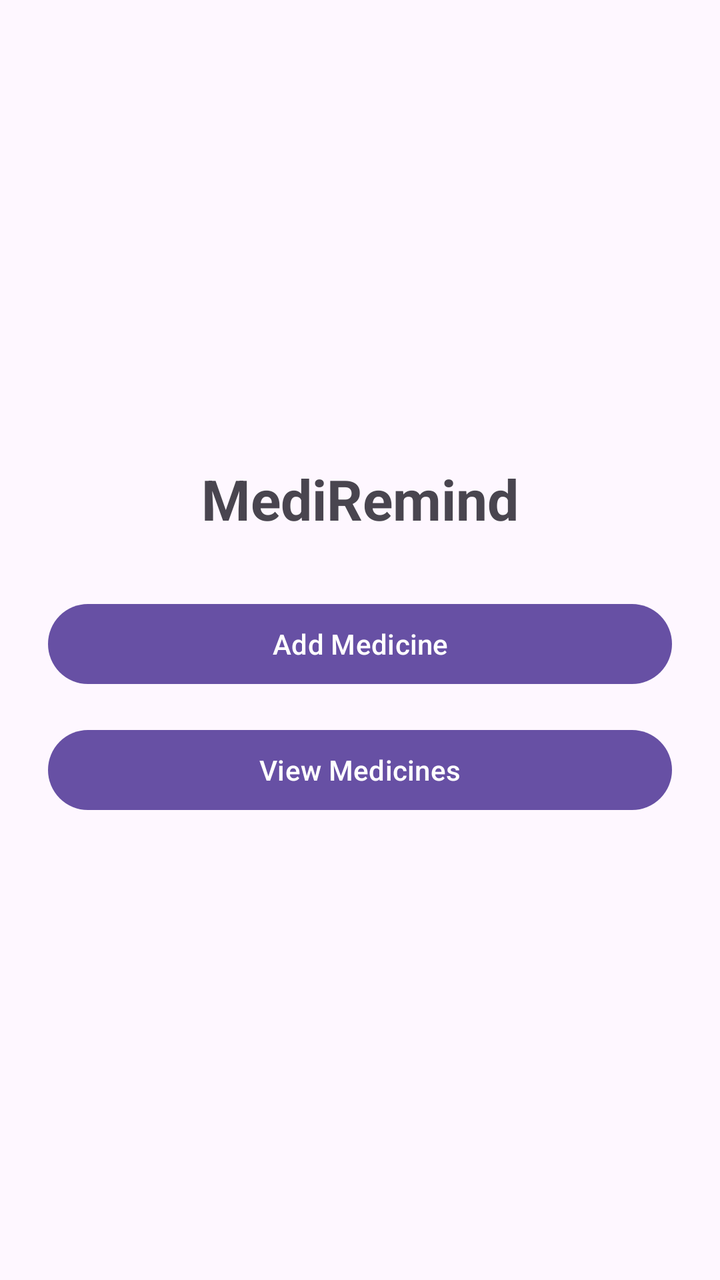
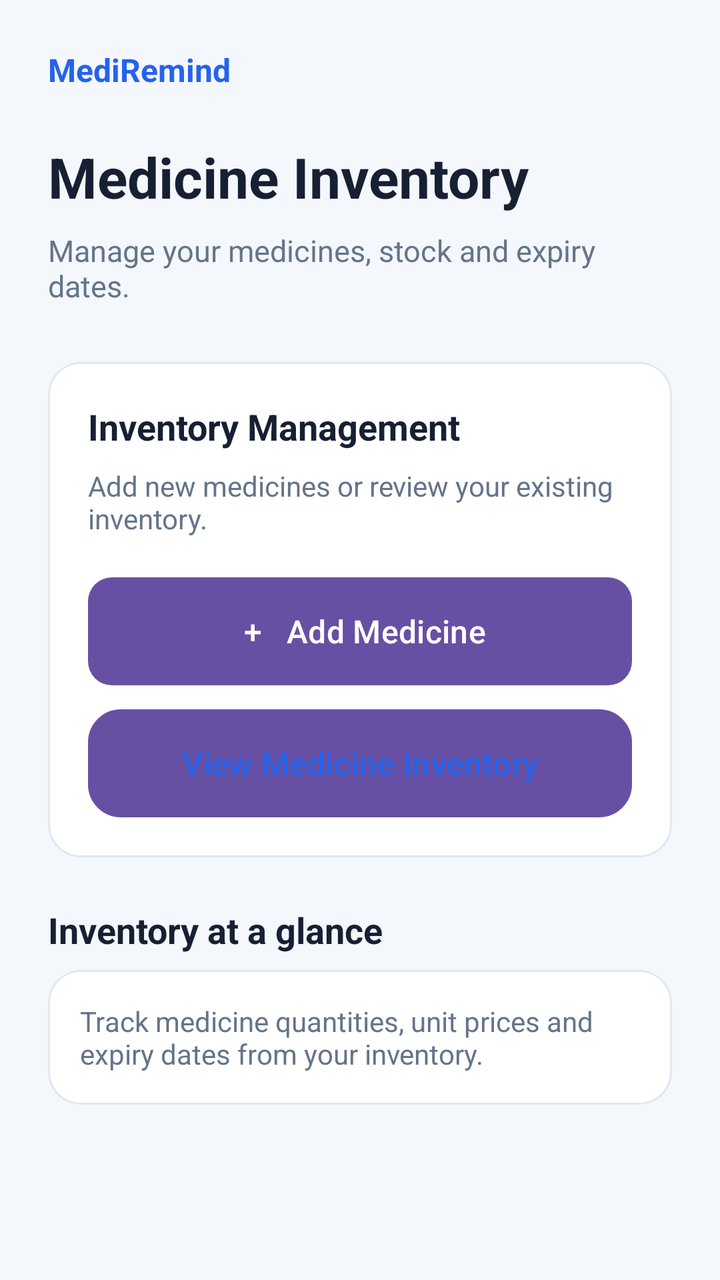

Two renders of the same Android screen: before a commit and after it. Below are the layout's source before the change and the commit's diff.
<!-- AndroidManifest.xml: application theme Theme.MediRemind -->
<!-- res/layout/activity_main.xml -->
<?xml version="1.0" encoding="utf-8"?>
<LinearLayout xmlns:android="http://schemas.android.com/apk/res/android"
    android:id="@+id/main"
    android:layout_width="match_parent"
    android:layout_height="match_parent"
    android:gravity="center"
    android:orientation="vertical"
    android:padding="24dp">

    <TextView
        android:layout_width="wrap_content"
        android:layout_height="wrap_content"
        android:text="MediRemind"
        android:textSize="28sp"
        android:textStyle="bold" />

    <Button
        android:id="@+id/btnAddMedicine"
        android:layout_width="match_parent"
        android:layout_height="wrap_content"
        android:layout_marginTop="30dp"
        android:text="Add Medicine" />

    <Button
        android:id="@+id/btnViewMedicines"
        android:layout_width="match_parent"
        android:layout_height="wrap_content"
        android:layout_marginTop="15dp"
        android:text="View Medicines" />

</LinearLayout>
<!-- resources referenced by this layout -->
<resources>
  <style name="Theme.MediRemind" parent="Base.Theme.MediRemind" />
  <style name="Base.Theme.MediRemind" parent="Theme.Material3.DayNight.NoActionBar">
          
          
      </style>
</resources>

<!-- the commit's change to res/layout/activity_main.xml (unified diff, before → after) -->
@@ -1,31 +1,108 @@
 <?xml version="1.0" encoding="utf-8"?>
-<LinearLayout xmlns:android="http://schemas.android.com/apk/res/android"
-    android:id="@+id/main"
+<ScrollView
+    xmlns:android="http://schemas.android.com/apk/res/android"
     android:layout_width="match_parent"
     android:layout_height="match_parent"
-    android:gravity="center"
-    android:orientation="vertical"
-    android:padding="24dp">
+    android:background="@drawable/bg_screen"
+    android:fillViewport="true">
 
-    <TextView
-        android:layout_width="wrap_content"
-        android:layout_height="wrap_content"
-        android:text="MediRemind"
-        android:textSize="28sp"
-        android:textStyle="bold" />
-
-    <Button
-        android:id="@+id/btnAddMedicine"
+    <LinearLayout
         android:layout_width="match_parent"
         android:layout_height="wrap_content"
-        android:layout_marginTop="30dp"
-        android:text="Add Medicine" />
+        android:orientation="vertical"
+        android:padding="24dp">
 
-    <Button
-        android:id="@+id/btnViewMedicines"
-        android:layout_width="match_parent"
-        android:layout_height="wrap_content"
-        android:layout_marginTop="15dp"
-        android:text="View Medicines" />
+        <TextView
+            android:layout_width="wrap_content"
+            android:layout_height="wrap_content"
+            android:text="MediRemind"
+            android:textColor="@color/primary"
+            android:textSize="16sp"
+            android:textStyle="bold"/>
 
-</LinearLayout>
+        <TextView
+            android:layout_width="match_parent"
+            android:layout_height="wrap_content"
+            android:layout_marginTop="24dp"
+            android:text="Medicine Inventory"
+            android:textColor="@color/text_primary"
+            android:textSize="28sp"
+            android:textStyle="bold"/>
+
+        <TextView
+            android:layout_width="match_parent"
+            android:layout_height="wrap_content"
+            android:layout_marginTop="8dp"
+            android:text="Manage your medicines, stock and expiry dates."
+            android:textColor="@color/text_secondary"
+            android:textSize="15sp"/>
+
+        <LinearLayout
+            android:layout_width="match_parent"
+            android:layout_height="wrap_content"
+            android:layout_marginTop="28dp"
+            android:background="@drawable/bg_card"
+            android:orientation="vertical"
+            android:padding="20dp">
+
+            <TextView
+                android:layout_width="wrap_content"
+                android:layout_height="wrap_content"
+                android:text="Inventory Management"
+                android:textColor="@color/text_primary"
+                android:textSize="18sp"
+                android:textStyle="bold"/>
+
+            <TextView
+                android:layout_width="match_parent"
+                android:layout_height="wrap_content"
+                android:layout_marginTop="8dp"
+                android:text="Add new medicines or review your existing inventory."
+                android:textColor="@color/text_secondary"
+                android:textSize="14sp"/>
+
+            <Button
+                android:id="@+id/btnAddMedicine"
+                android:layout_width="match_parent"
+                android:layout_height="54dp"
+                android:layout_marginTop="20dp"
+                android:background="@drawable/bg_button"
+                android:text=" +   Add Medicine"
+                android:textAllCaps="false"
+                android:textColor="#FFFFFF"
+                android:textSize="16sp"/>
+
+            <Button
+                android:id="@+id/btnViewMedicines"
+                android:layout_width="match_parent"
+                android:layout_height="54dp"
+                android:layout_marginTop="12dp"
+                android:background="@drawable/bg_card"
+                android:text="View Medicine Inventory"
+                android:textAllCaps="false"
+                android:textColor="@color/primary"
+                android:textSize="16sp"/>
+
+        </LinearLayout>
+
+        <TextView
+            android:layout_width="match_parent"
+            android:layout_height="wrap_content"
+            android:layout_marginTop="24dp"
+            android:text="Inventory at a glance"
+            android:textColor="@color/text_primary"
+            android:textSize="18sp"
+            android:textStyle="bold"/>
+
+        <TextView
+            android:layout_width="match_parent"
+            android:layout_height="wrap_content"
+            android:layout_marginTop="8dp"
+            android:background="@drawable/bg_card"
+            android:padding="16dp"
+            android:text="Track medicine quantities, unit prices and expiry dates from your inventory."
+            android:textColor="@color/text_secondary"
+            android:textSize="14sp"/>
+
+    </LinearLayout>
+</ScrollView>
<!-- resource entries referenced after the edit -->
@@ -1,6 +1,32 @@
 <!-- resources referenced by this layout -->
 <resources>
+  <color name="primary">#2563EB</color>
+  <color name="text_primary">#172033</color>
+  <color name="text_secondary">#64748B</color>
+  <!-- drawable bg_button (drawable) -->
+  <?xml version="1.0" encoding="utf-8"?>
+  <shape xmlns:android="http://schemas.android.com/apk/res/android">
+      <solid android:color="@color/primary"/>
+      <corners android:radius="12dp"/>
+  </shape>
+  <!-- drawable bg_card (drawable) -->
+  <?xml version="1.0" encoding="utf-8"?>
+  <shape xmlns:android="http://schemas.android.com/apk/res/android">
+      <solid android:color="@color/card_background"/>
+      <corners android:radius="16dp"/>
+      <stroke
+          android:width="1dp"
+          android:color="@color/border_color"/>
+  </shape>
+  <!-- drawable bg_screen (drawable) -->
+  <?xml version="1.0" encoding="utf-8"?>
+  <shape xmlns:android="http://schemas.android.com/apk/res/android">
+      <solid android:color="@color/screen_background"/>
+  </shape>
   <style name="Theme.MediRemind" parent="Base.Theme.MediRemind" />
+  <color name="card_background">#FFFFFF</color>
+  <color name="border_color">#E2E8F0</color>
+  <color name="screen_background">#F4F7FB</color>
   <style name="Base.Theme.MediRemind" parent="Theme.Material3.DayNight.NoActionBar">
           
           
